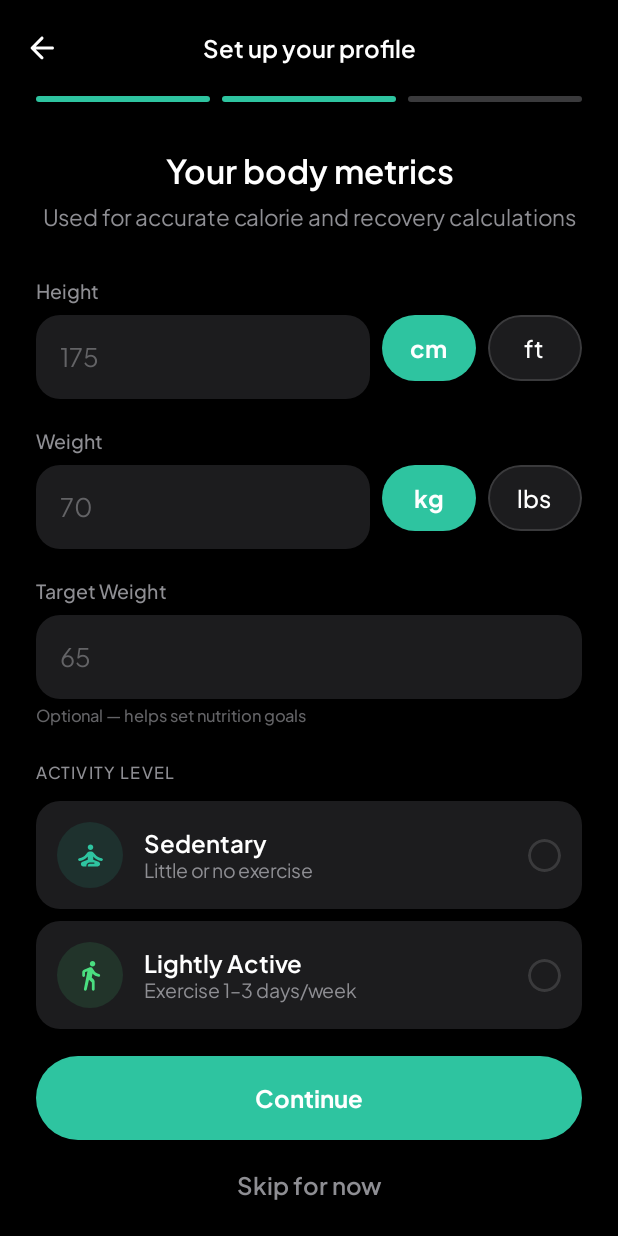
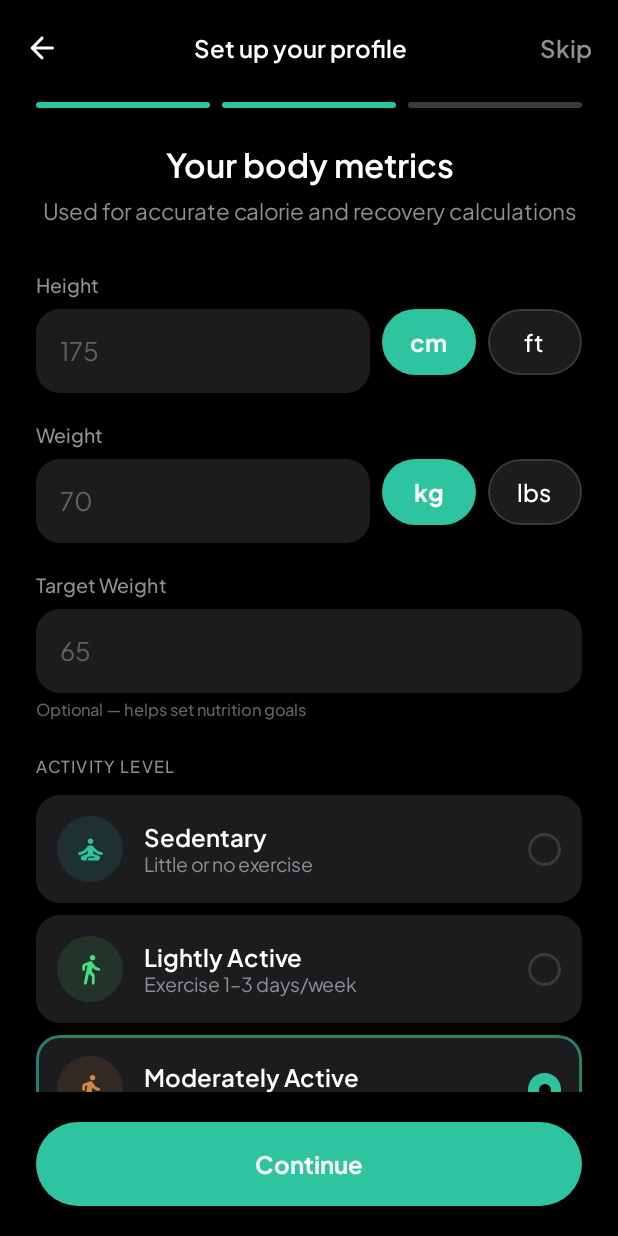
Before and after one commit to ajayaj2001/VEYRA, an Android app built with Jetpack Compose: the SetupBodyScreen screen opened through its navigation route, on a phone screen of 412 x 824 dp. Run offline under Robolectric (Android 15) with nearby library versions, the phone set to English and light mode, and no system bars.

Commit message:
fix: Setup header redesigned — Skip moved to top right
- Skip button now in header top-right (was bottom text link)
- Cleaner header: back arrow | title centered | Skip right
- Removed "Skip for now" from bottom of Step 1 and Step 2
- Step 3 (Goals) has no skip — final step uses "Get Started"
- SetupHeader now takes optional onSkip parameter
- More bottom padding for Continue button

Co-Authored-By: Claude Opus 4.6 (1M context) <noreply@anthropic.com>

```diff
--- a/app/src/main/java/com/veyra/ui/screens/auth/SetupScreens.kt
+++ b/app/src/main/java/com/veyra/ui/screens/auth/SetupScreens.kt
@@ -119,7 +119,7 @@ private fun ChipRow(
 
 // ─── Shared header ───
 @Composable
-private fun SetupHeader(step: Int, onBack: () -> Unit) {
+private fun SetupHeader(step: Int, onBack: () -> Unit, onSkip: (() -> Unit)? = null) {
     Column {
         Row(
             Modifier.fillMaxWidth().padding(horizontal = 4.dp, vertical = 8.dp),
@@ -135,8 +135,20 @@ private fun SetupHeader(step: Int, onBack: () -> Unit) {
                 modifier = Modifier.weight(1f),
                 textAlign = TextAlign.Center,
             )
-            Spacer(Modifier.size(48.dp))
+            if (onSkip != null) {
+                Text(
+                    "Skip",
+                    style = MaterialTheme.typography.labelLarge,
+                    color = V.Gray,
+                    modifier = Modifier
+                        .clickable(onClick = onSkip)
+                        .padding(horizontal = 12.dp, vertical = 8.dp),
+                )
+            } else {
+                Spacer(Modifier.size(48.dp))
+            }
         }
+        Spacer(Modifier.height(4.dp))
         StepProgress(current = step, total = 3)
     }
 }
@@ -162,7 +174,7 @@ fun SetupBasicScreen(
             .statusBarsPadding()
             .navigationBarsPadding()
     ) {
-        SetupHeader(step = 1, onBack = onBack)
+        SetupHeader(step = 1, onBack = onBack, onSkip = onSkip)
 
         Column(
             Modifier
@@ -209,19 +221,8 @@ fun SetupBasicScreen(
         }
 
         // Bottom
-        Column(Modifier.padding(horizontal = 24.dp, vertical = 16.dp)) {
+        Column(Modifier.padding(horizontal = 24.dp, vertical = 20.dp)) {
             VButton("Continue", onClick = onContinue)
-            Spacer(Modifier.height(12.dp))
-            Text(
-                "Skip for now",
-                style = MaterialTheme.typography.labelLarge,
-                color = V.Gray,
-                textAlign = TextAlign.Center,
-                modifier = Modifier
-                    .fillMaxWidth()
-                    .clickable(onClick = onSkip)
-                    .padding(8.dp),
-            )
         }
     }
 }
@@ -264,14 +265,14 @@ fun SetupBodyScreen(
             .statusBarsPadding()
             .navigationBarsPadding()
     ) {
-        SetupHeader(step = 2, onBack = onBack)
+        SetupHeader(step = 2, onBack = onBack, onSkip = onSkip)
 
         Column(
             Modifier
                 .weight(1f)
                 .verticalScroll(rememberScrollState())
                 .padding(horizontal = 24.dp)
-                .padding(top = 32.dp),
+                .padding(top = 24.dp),
         ) {
             Text(
                 "Your body metrics",
@@ -401,19 +402,8 @@ fun SetupBodyScreen(
             Spacer(Modifier.height(24.dp))
         }
 
-        Column(Modifier.padding(horizontal = 24.dp, vertical = 16.dp)) {
+        Column(Modifier.padding(horizontal = 24.dp, vertical = 20.dp)) {
             VButton("Continue", onClick = onContinue)
-            Spacer(Modifier.height(12.dp))
-            Text(
-                "Skip for now",
-                style = MaterialTheme.typography.labelLarge,
-                color = V.Gray,
-                textAlign = TextAlign.Center,
-                modifier = Modifier
-                    .fillMaxWidth()
-                    .clickable(onClick = onSkip)
-                    .padding(8.dp),
-            )
         }
     }
 }
```
